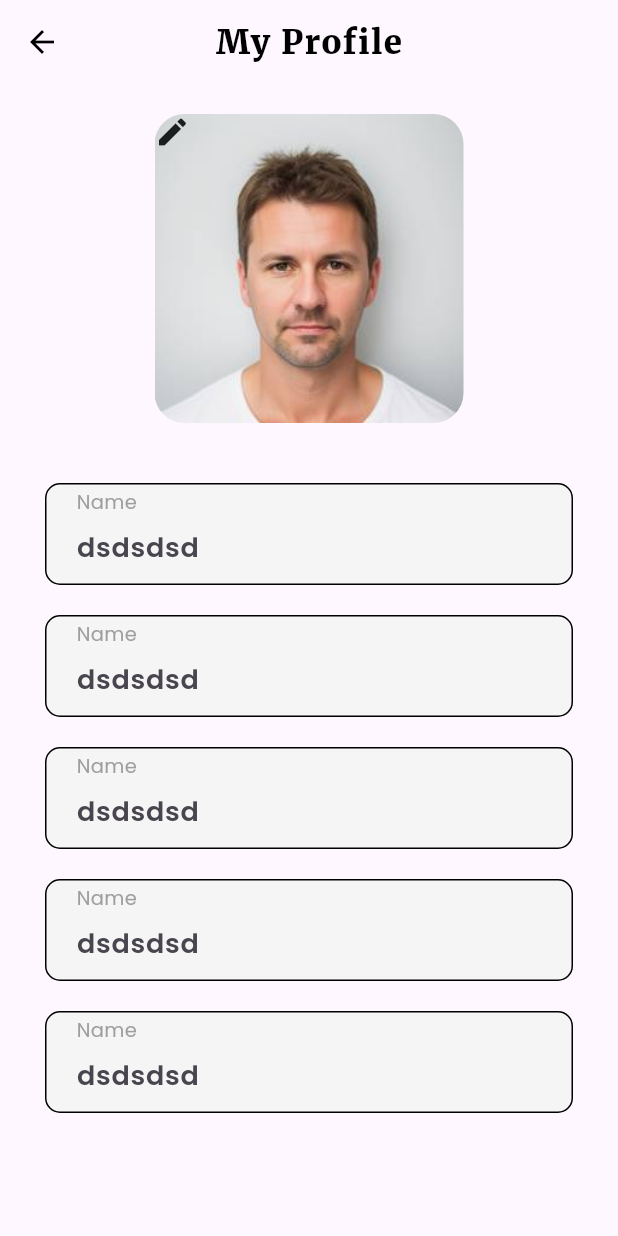
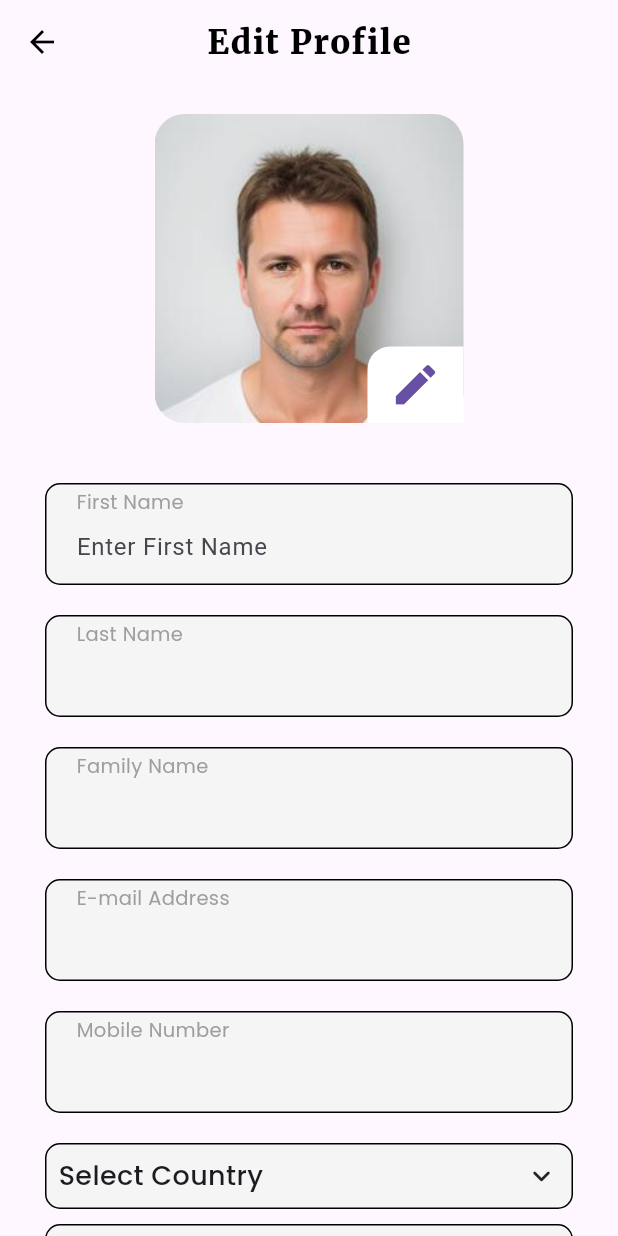
Before and after one commit to Chamidilshan/sl_explorer, a Flutter app: the EditProfilePage screen opened directly, on a phone screen of 412 x 824 dp. Run offline on Flutter 3.47's test engine with Material 3 defaults, Android fonts, the light colour scheme and no system bars; drawn by our look-alikes of csc_picker; our stand-ins replace anim_search_bar, carousel_slider, cloud_firestore, connectivity_plus, device_preview, dropdown_button2 and 10 more; missing offline and left inert: favorite_button; accounts and stored records are empty; network calls fail; statements that could not run were skipped.

Commit message:
Working on edit profile page

```diff
--- a/lib/constants/utils/network_manager.dart
+++ b/lib/constants/utils/network_manager.dart
@@ -1,5 +1,4 @@
 import 'dart:async';
-
 import 'package:SL_Explorer/common/snackbar.dart';
 import 'package:connectivity_plus/connectivity_plus.dart';
 import 'package:flutter/material.dart';
--- a/lib/features/home/profile.dart
+++ b/lib/features/home/profile.dart
@@ -79,12 +79,12 @@ class _ProfilePageState extends State<ProfilePage>{
     return Scaffold(
       appBar: AppBar(
         title: Text(
-          "My Profile",
+          "Edit Profile",
           style: GoogleFonts.merriweather(
           ),
         ),
         backgroundColor: const Color.fromRGBO(253, 129, 3, 1.0),
-        foregroundColor: const Color.fromRGBO(255, 255, 255, 1.0),
+        foregroundColor: const Color.fromRGBO(0, 0, 0, 1.0),
         shadowColor: const Color.fromRGBO(0, 0, 0, 1.0),
         surfaceTintColor: const Color.fromRGBO(0, 0, 0, 1.0),
         titleTextStyle: const TextStyle(
--- a/lib/features/profile/editprofile.dart
+++ b/lib/features/profile/editprofile.dart
@@ -1,4 +1,5 @@
 import 'package:cloud_firestore/cloud_firestore.dart';
+import 'package:csc_picker/csc_picker.dart';
 import 'package:firebase_auth/firebase_auth.dart';
 import 'package:flutter/material.dart';
 import 'package:get/get.dart';
@@ -14,8 +15,7 @@ class EditProfilePage extends StatefulWidget {
 
 class _EditProfilePageState extends State<EditProfilePage> {
 
-
-
+  final GlobalKey<FormState> updateKey = GlobalKey();
   final FirebaseAuth _auth = FirebaseAuth.instance;
   final FirebaseFirestore _firestore = FirebaseFirestore.instance;
 
@@ -61,10 +61,11 @@ class _EditProfilePageState extends State<EditProfilePage> {
     //final _height = MediaQuery.of(context).size.height;
     final deviceStorage = GetStorage();
 
+
     return Scaffold(
       appBar: AppBar(
         title: Text(
-          "My Profile",
+          "Edit Profile",
           style: GoogleFonts.merriweather(
             color: Colors.black,
           ),
@@ -79,7 +80,9 @@ class _EditProfilePageState extends State<EditProfilePage> {
         ),
         centerTitle: true,
       ),
-      body:  Form(
+      body:  _userData != null ?
+      Form(
+        key: updateKey,
         child: ListView(
           children: [
             Padding(
@@ -94,11 +97,37 @@ class _EditProfilePageState extends State<EditProfilePage> {
                     ),
                   ),
                   Container(
-                      child: Icon(Icons.edit)
+                    height: _width/2,
+                    width: _width/2,
+                    child: Column(
+                      mainAxisAlignment: MainAxisAlignment.end,
+                      crossAxisAlignment: CrossAxisAlignment.end,
+                      children: [
+                        Container(
+                          decoration: const BoxDecoration(
+                            color: Colors.white,
+                            borderRadius: BorderRadius.only(topLeft: Radius.circular(15)),
+                          ),
+                          child: TextButton(
+                            style: TextButton.styleFrom(
+                              shape: const RoundedRectangleBorder(
+                                borderRadius: BorderRadius.zero,
+                              ),
+                            ),
+                            onPressed: (){},//editImage
+                            child: const Icon(
+                                Icons.edit,
+                              size: 35,
+                            )
+                          ),
+                        ),
+                      ],
+                    ),
                   ),
                 ],
               ),
             ),
+
             Container(
                 decoration: BoxDecoration(
                   border: Border.all(
@@ -120,7 +149,7 @@ class _EditProfilePageState extends State<EditProfilePage> {
                     mainAxisAlignment: MainAxisAlignment.spaceBetween,
                     children: [
                       Text(
-                        "Name",
+                        "First Name",
                         style: GoogleFonts.poppins(
                           fontSize: 13,
                           color: Colors.grey,
@@ -128,9 +157,57 @@ class _EditProfilePageState extends State<EditProfilePage> {
                         ),
                       ),
                       TextFormField(
-                        //initialValue: AutofillHints.familyName,
+                        initialValue: "${_userData!['firstName']}",
+                        decoration: const InputDecoration(
+                          border: InputBorder.none,
+                          contentPadding: EdgeInsets.symmetric(
+                            vertical: 0,
+                            horizontal: 0,
+                          ),
+                          labelText: "Enter First Name"
+                        ),
+                        style: GoogleFonts.poppins(
+                          fontWeight: FontWeight.w600,
+                          color: Colors.black,
+                          fontSize: 18,
+                        ),
+                      ),
+                    ],
+                  ),
+                )
+            ),
+
+            Container(
+                decoration: BoxDecoration(
+                  border: Border.all(
+                    color: Colors.black,
+                    width: 1.0,
+                    style: BorderStyle.solid,
+                  ),
+                  borderRadius: BorderRadius.circular(10),
+                  color: Colors.grey[100],
+                ),
+                margin: const EdgeInsets.fromLTRB(30.0,10.0,30.0,10.0),
+                //height: 60,
+                //padding: const EdgeInsets.fromLTRB(0, 0, 0, 20.0),
+                child: Padding(
+                  padding: const EdgeInsets.fromLTRB(20.0,5.0,20.0,0.0),
+                  child: Column(
+                    crossAxisAlignment: CrossAxisAlignment.start,
+                    mainAxisAlignment: MainAxisAlignment.spaceBetween,
+                    children: [
+                      Text(
+                        "Last Name",
+                        style: GoogleFonts.poppins(
+                          fontSize: 13,
+                          color: Colors.grey,
+                          height: 1,
+                        ),
+                      ),
+                      TextFormField(
+                        initialValue: "${_userData!['lastName']}",
                         decoration: InputDecoration(
-                          hintText: "dsdsdsd",
+                          //hintText: "dsdsdsd",
                           border: InputBorder.none,
                           contentPadding: EdgeInsets.symmetric(
                             vertical: 0,
@@ -147,6 +224,7 @@ class _EditProfilePageState extends State<EditProfilePage> {
                   ),
                 )
             ),
+
             Container(
                 decoration: BoxDecoration(
                   border: Border.all(
@@ -168,7 +246,7 @@ class _EditProfilePageState extends State<EditProfilePage> {
                     mainAxisAlignment: MainAxisAlignment.spaceBetween,
                     children: [
                       Text(
-                        "Name",
+                        "Family Name",
                         style: GoogleFonts.poppins(
                           fontSize: 13,
                           color: Colors.grey,
@@ -176,9 +254,9 @@ class _EditProfilePageState extends State<EditProfilePage> {
                         ),
                       ),
                       TextFormField(
-                        //initialValue: AutofillHints.familyName,
-                        decoration: InputDecoration(
-                          hintText: "dsdsdsd",
+                        initialValue: "${_userData!['familyName']}",
+                        decoration: const InputDecoration(
+                          //hintText: "dsdsdsd",
                           border: InputBorder.none,
                           contentPadding: EdgeInsets.symmetric(
                             vertical: 0,
@@ -195,6 +273,7 @@ class _EditProfilePageState extends State<EditProfilePage> {
                   ),
                 )
             ),
+
             Container(
                 decoration: BoxDecoration(
                   border: Border.all(
@@ -216,7 +295,7 @@ class _EditProfilePageState extends State<EditProfilePage> {
                     mainAxisAlignment: MainAxisAlignment.spaceBetween,
                     children: [
                       Text(
-                        "Name",
+                        "E-mail Address",
                         style: GoogleFonts.poppins(
                           fontSize: 13,
                           color: Colors.grey,
@@ -224,9 +303,16 @@ class _EditProfilePageState extends State<EditProfilePage> {
                         ),
                       ),
                       TextFormField(
-                        //initialValue: AutofillHints.familyName,
-                        decoration: InputDecoration(
-                          hintText: "dsdsdsd",
+                        validator: (value){
+                          if (value==null || value.isEmpty) {
+                            return "Please enter a valid E-mail address";
+                          }else {
+                            return null;
+                          }
+                        },
+                        initialValue: "${_userData!['email']}",
+                        decoration: const InputDecoration(
+                          //hintText: "dsdsdsd",
                           border: InputBorder.none,
                           contentPadding: EdgeInsets.symmetric(
                             vertical: 0,
@@ -243,6 +329,7 @@ class _EditProfilePageState extends State<EditProfilePage> {
                   ),
                 )
             ),
+
             Container(
                 decoration: BoxDecoration(
                   border: Border.all(
@@ -264,7 +351,7 @@ class _EditProfilePageState extends State<EditProfilePage> {
                     mainAxisAlignment: MainAxisAlignment.spaceBetween,
                     children: [
                       Text(
-                        "Name",
+                        "Mobile Number",
                         style: GoogleFonts.poppins(
                           fontSize: 13,
                           color: Colors.grey,
@@ -272,57 +359,10 @@ class _EditProfilePageState extends State<EditProfilePage> {
                         ),
                       ),
                       TextFormField(
-                        //initialValue: AutofillHints.familyName,
-                        decoration: InputDecoration(
-                          hintText: "dsdsdsd",
-                          border: InputBorder.none,
-                          contentPadding: EdgeInsets.symmetric(
-                            vertical: 0,
-                            horizontal: 0,
-                          ),
-                        ),
-                        style: GoogleFonts.poppins(
-                          fontWeight: FontWeight.w600,
-                          color: Colors.black,
-                          fontSize: 18,
-                        ),
-                      ),
-                    ],
-                  ),
-                )
-            ),
-            Container(
-                decoration: BoxDecoration(
-                  border: Border.all(
-                    color: Colors.black,
-                    width: 1.0,
-                    style: BorderStyle.solid,
-                  ),
-                  borderRadius: BorderRadius.circular(10),
-                  color: Colors.grey[100],
-                ),
-                margin: const EdgeInsets.fromLTRB(30.0,10.0,30.0,10.0),
-
-                //height: 60,
-                //padding: const EdgeInsets.fromLTRB(0, 0, 0, 20.0),
-                child: Padding(
-                  padding: const EdgeInsets.fromLTRB(20.0,5.0,20.0,0.0),
-                  child: Column(
-                    crossAxisAlignment: CrossAxisAlignment.start,
-                    mainAxisAlignment: MainAxisAlignment.spaceBetween,
-                    children: [
-                      Text(
-                        "Name",
-                        style: GoogleFonts.poppins(
-                          fontSize: 13,
-                          color: Colors.grey,
-                          height: 1,
-                        ),
-                      ),
-                      TextFormField(
-                        //initialValue: AutofillHints.familyName,
-                        decoration: InputDecoration(
-                          hintText: "dsdsdsd",
+                        validator: (value){},
+                        initialValue: "${_userData!['phoneNumber']}",
+                        decoration: const InputDecoration(
+                          //hintText: "dsdsdsd",
                           border: InputBorder.none,
                           contentPadding: EdgeInsets.symmetric(
                             vertical: 0,
@@ -340,6 +380,108 @@ class _EditProfilePageState extends State<EditProfilePage> {
                 )
             ),
 
+
+            Container(
+                margin: const EdgeInsets.fromLTRB(30.0,10.0,30.0,10.0),
+
+                //height: 60,
+                //padding: const EdgeInsets.fromLTRB(0, 0, 0, 20.0),
+                child: CSCPicker(
+                  countryFilter: const [
+                    CscCountry.Germany,
+                    CscCountry.Sri_Lanka,
+                    CscCountry.United_Kingdom
+                  ],
+                  selectedItemStyle: GoogleFonts.poppins(
+                  fontSize: 18,
+                  fontWeight: FontWeight.w500,
+                  ),
+                  dropdownDecoration: BoxDecoration(
+                    borderRadius: BorderRadius.circular(10.0),
+                    color: Colors.grey[100],
+                    border: Border.all(
+                      color: Colors.black,
+                      style: BorderStyle.solid,
+                      width: 1.0,
+                    )
+                  ),
+                  disabledDropdownDecoration: BoxDecoration(
+                    borderRadius: BorderRadius.circular(10.0),
+                    color: Colors.grey[100],
+                    border: Border.all(
+                      color: Colors.black,
+                      style: BorderStyle.solid,
+                      width: 1.0,
+                    )
+                  ),
+                  layout: Layout.vertical,
+                  onCountryChanged: (country) {
+                    country = country;
+                  }, //currentCountry
+                  onStateChanged: (state) {},
+                  onCityChanged: (city) {},
+                  countryDropdownLabel: 'Select Country',
+                  stateDropdownLabel: 'Select State',
+                  cityDropdownLabel: 'Select City',
+                  dropdownDialogRadius: 20.0,
+                  searchBarRadius: 30.0,
+                )
+            ),
+
+
+
+
+
+            Container(
+              margin: EdgeInsets.fromLTRB(_width/5, 50,_width/5,20),
+              decoration: const BoxDecoration(
+                borderRadius: BorderRadius.all(Radius.circular(10.0)),
+                color: Color.fromRGBO(253, 129, 3, 1.0),
+              ),
+              child: TextButton(
+                style: TextButton.styleFrom(
+                  shape: const RoundedRectangleBorder(
+                    borderRadius: BorderRadius.all(Radius.circular(10.0)),
+                  ),
+                ),
+                onPressed: (){
+                  if(updateKey.currentState!.validate()){
+                    print("Form Submitted");
+                  }
+                },
+                child: Row(
+                  mainAxisAlignment: MainAxisAlignment.center,
+                  crossAxisAlignment: CrossAxisAlignment.center,
+
+                  children: [
+                    const Icon(
+                      Icons.save,
+                      size: 24,
+                      color: Colors.white,
+                    ),
+                    Padding(
+                      padding: const EdgeInsets.fromLTRB(20.0,0,0,0),
+                      child: Text(
+                        "Update",
+                        style: GoogleFonts.poppins(
+                          fontSize: 22,
+                          color: Colors.white,
+                          fontWeight: FontWeight.bold,
+                        ),
+                      ),
+                    )
+                  ],
+                ),
+              ),
+            ),
+
+          ],
+        ),
+      ): const Center(
+        child: Column(
+          mainAxisAlignment: MainAxisAlignment.center,
+          children: [
+            CircularProgressIndicator(),
           ],
         ),
       ),
--- a/lib/question_country.dart
+++ b/lib/question_country.dart
@@ -92,7 +92,7 @@ class _QCountryState extends State<QCountry> {
                     Navigator.pop(context);
                   },
                   style: ElevatedButton.styleFrom(
-                    primary: Color(0xFFfd8103),
+                    primary: const Color(0xFFfd8103),
                     shape: RoundedRectangleBorder(
                       borderRadius: BorderRadius.circular(12.0),
                     ),
```
